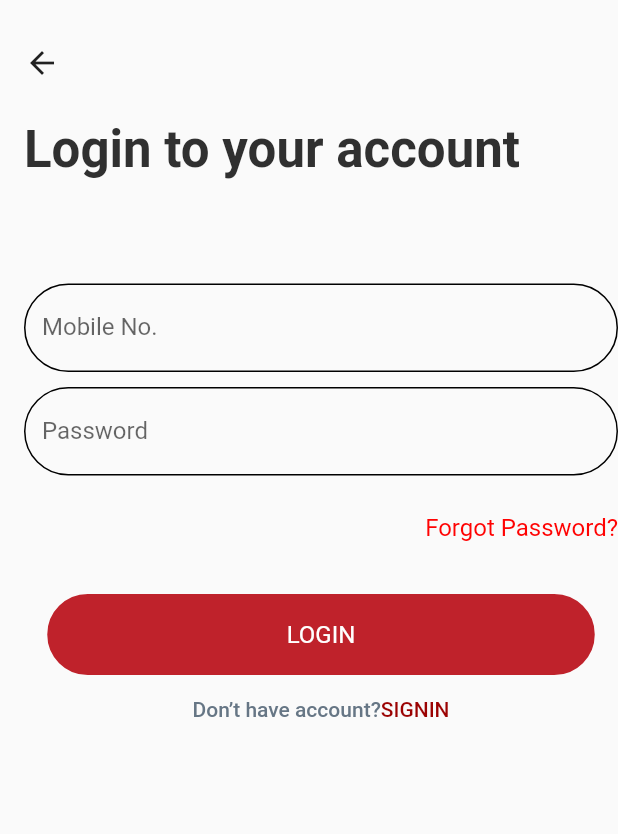
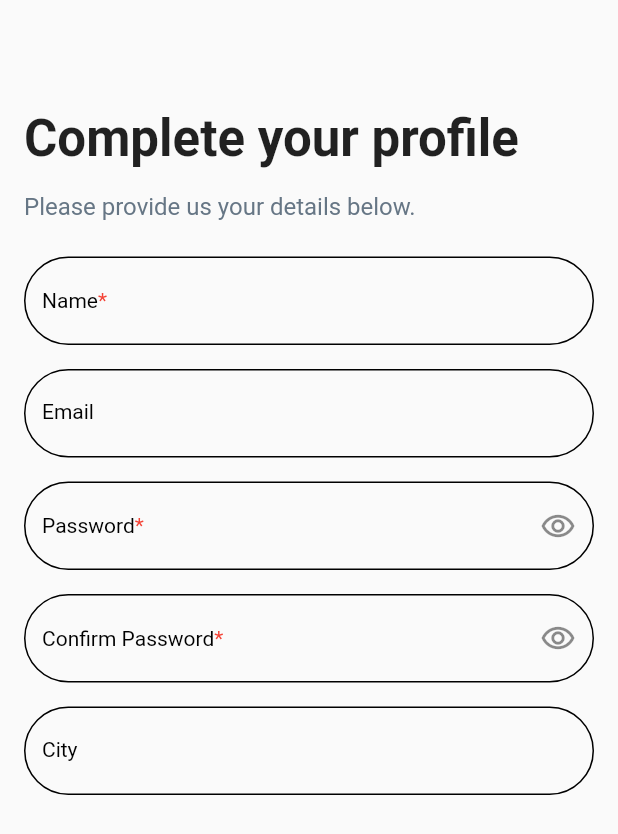
Before and after one commit to Grashey91/Blood-Donation, a Flutter app: the screen it shows after launch, on a phone screen of 412 x 824 dp. Shown: the top 834 px of the screen. Run offline on Flutter 3.47's test engine with Material 2 defaults, Android fonts, the phone set to English and light mode, and no system bars; our stand-ins replace country_code_picker, google_fonts.

Commit message:
sign up screen added

```diff
--- a/blood_donation/lib/create_account.dart
+++ b/blood_donation/lib/create_account.dart
@@ -1,3 +1,4 @@
+import 'package:country_code_picker/country_code_picker.dart';
 import 'package:flutter/material.dart';
 import 'package:flutter/src/widgets/framework.dart';
 import 'package:flutter/src/widgets/placeholder.dart';
@@ -13,7 +14,13 @@ class CreateAccount extends StatefulWidget {
 class _CreateAccountState extends State<CreateAccount> {
   @override
   Widget build(BuildContext context) {
-    return Scaffold(
+    return MaterialApp(
+      debugShowCheckedModeBanner: false,
+      supportedLocales: [Locale('en', 'US'), Locale('hi')],
+      localizationsDelegates: [
+        CountryLocalizations.delegate,
+      ],
+      home: Scaffold(
         body: Padding(
           padding: const EdgeInsets.only(left: 16),
           child: Column(
@@ -30,16 +37,16 @@ class _CreateAccountState extends State<CreateAccount> {
               ),
               Text(
                 'Create your account',
-              style:
-                  GoogleFonts.roboto(fontSize: 34, fontWeight: FontWeight.w700),
+                style: GoogleFonts.roboto(
+                    fontSize: 34, fontWeight: FontWeight.w700),
               ),
               const SizedBox(
                 height: 16,
               ),
               Text(
                 'Enter your mobile number to get started',
-              style:
-                  GoogleFonts.roboto(fontSize: 16, fontWeight: FontWeight.w400),
+                style: GoogleFonts.roboto(
+                    fontSize: 16, fontWeight: FontWeight.w400),
               ),
               const Padding(
                 padding: EdgeInsets.only(top: 45),
@@ -50,12 +57,13 @@ class _CreateAccountState extends State<CreateAccount> {
                       border: OutlineInputBorder(),
                       enabledBorder: OutlineInputBorder(),
                       focusedBorder: OutlineInputBorder(),
-                    prefixIcon: Icon(Icons.flag)),
+                      prefixIcon: CountryCodePicker(
+                        alignLeft: true,
+                        initialSelection: "IN",
+                        favorite: ['+91', 'IN'],
+                      )),
                   textAlign: TextAlign.center,
                 ),
-            ),
-            const SizedBox(
-              height: 35,
               ),
               const SizedBox(
                 height: 85,
@@ -139,6 +147,7 @@ class _CreateAccountState extends State<CreateAccount> {
             ],
           ),
         ),
+      ),
     );
   }
 }
--- a/blood_donation/lib/main.dart
+++ b/blood_donation/lib/main.dart
@@ -2,6 +2,7 @@ import 'package:blood_donation/create_account.dart';
 import 'package:blood_donation/create_account_two.dart';
 import 'package:blood_donation/forget_password.dart';
 import 'package:blood_donation/otp_verification.dart';
+import 'package:blood_donation/sign_up.dart';
 import 'package:blood_donation/splash_screen.dart';
 import 'package:flutter/material.dart';
 
@@ -16,11 +17,12 @@ class MyApp extends StatelessWidget {
   @override
   Widget build(BuildContext context) {
     return MaterialApp(
+        debugShowCheckedModeBanner: false,
         title: 'Flutter Demo',
         theme: ThemeData(
           primarySwatch: Colors.blue,
         ),
-        home: CreateAccountTwo());
+        home: SignUP());
   }
 }
 
--- /dev/null
+++ b/blood_donation/lib/sign_up.dart
@@ -0,0 +1,173 @@
+import 'package:flutter/material.dart';
+import 'package:flutter/src/widgets/framework.dart';
+import 'package:flutter/src/widgets/placeholder.dart';
+import 'package:google_fonts/google_fonts.dart';
+
+class SignUP extends StatefulWidget {
+  const SignUP({super.key});
+
+  @override
+  State<SignUP> createState() => _SignUPState();
+}
+
+class _SignUPState extends State<SignUP> {
+  @override
+  Widget build(BuildContext context) {
+    return Scaffold(
+      appBar: AppBar(
+        backgroundColor: Colors.transparent,
+        elevation: 0,
+      ),
+      body: Padding(
+        padding: const EdgeInsets.only(left: 16),
+        child: Column(
+          crossAxisAlignment: CrossAxisAlignment.start,
+          children: [
+            const SizedBox(
+              height: 16,
+            ),
+            //---------Heading Text------------------------------------------------------------------------------
+            Text(
+              'Complete your profile',
+              style:
+                  GoogleFonts.roboto(fontSize: 34, fontWeight: FontWeight.w700),
+            ),
+            const SizedBox(
+              height: 16,
+            ),
+            //----------------Subheading Text-----------------------------------------------------------------
+            Text(
+              'Please provide us your details below.',
+              style: GoogleFonts.roboto(
+                  fontSize: 16,
+                  fontWeight: FontWeight.w400,
+                  color: Color.fromRGBO(102, 118, 133, 1)),
+            ),
+            const SizedBox(
+              height: 24,
+            ),
+            Padding(
+              padding: const EdgeInsets.only(right: 16),
+              child: Column(
+                children: [
+                  //-----------Name Textfield-----------------------------------------------------------------------------------------------
+                  TextField(
+                    decoration: InputDecoration(
+                      label: RichText(
+                          text: TextSpan(
+                              text: 'Name',
+                              style: GoogleFonts.roboto(
+                                  color: Colors.black, fontSize: 14),
+                              children: <TextSpan>[
+                            TextSpan(
+                                text: '*',
+                                style: GoogleFonts.roboto(
+                                    color: Colors.red, fontSize: 14)),
+                          ])),
+                      hintText: 'Enter Your Name',
+                      border: OutlineInputBorder(
+                          borderRadius: BorderRadius.circular(45)),
+                      enabledBorder: OutlineInputBorder(
+                          borderRadius: BorderRadius.circular(45)),
+                      focusedBorder: OutlineInputBorder(
+                          borderRadius: BorderRadius.circular(45)),
+                    ),
+                  ),
+                  //-----------Email Textfield-----------------------------------------------------------------------------------------------
+                  SizedBox(
+                    height: 16,
+                  ),
+                  TextField(
+                    decoration: InputDecoration(
+                      label: Text('Email',
+                          style: GoogleFonts.roboto(
+                              color: Colors.black, fontSize: 14)),
+                      hintText: 'Enter Your Email',
+                      border: OutlineInputBorder(
+                          borderRadius: BorderRadius.circular(45)),
+                      enabledBorder: OutlineInputBorder(
+                          borderRadius: BorderRadius.circular(45)),
+                      focusedBorder: OutlineInputBorder(
+                          borderRadius: BorderRadius.circular(45)),
+                    ),
+                  ),
+                  SizedBox(
+                    height: 16,
+                  ),
+                  //-----------PAssword Textfield-----------------------------------------------------------------------------------------------
+
+                  TextField(
+                    decoration: InputDecoration(
+                        label: RichText(
+                            text: TextSpan(
+                                text: 'Password',
+                                style: GoogleFonts.roboto(
+                                    color: Colors.black, fontSize: 14),
+                                children: <TextSpan>[
+                              TextSpan(
+                                  text: '*',
+                                  style: GoogleFonts.roboto(
+                                      color: Colors.red, fontSize: 14)),
+                            ])),
+                        hintText: 'Password',
+                        border: OutlineInputBorder(
+                            borderRadius: BorderRadius.circular(45)),
+                        enabledBorder: OutlineInputBorder(
+                            borderRadius: BorderRadius.circular(45)),
+                        focusedBorder: OutlineInputBorder(
+                            borderRadius: BorderRadius.circular(45)),
+                        suffixIcon: Icon(Icons.remove_red_eye_outlined)),
+                  ),
+                  SizedBox(
+                    height: 16,
+                  ),
+                  //-----------Confirm Password Textfield-----------------------------------------------------------------------------------------------
+
+                  TextField(
+                    decoration: InputDecoration(
+                        label: RichText(
+                            text: TextSpan(
+                                text: 'Confirm Password',
+                                style: GoogleFonts.roboto(
+                                    color: Colors.black, fontSize: 14),
+                                children: <TextSpan>[
+                              TextSpan(
+                                  text: '*',
+                                  style: GoogleFonts.roboto(
+                                      color: Colors.red, fontSize: 14)),
+                            ])),
+                        hintText: 'Confirm Password',
+                        border: OutlineInputBorder(
+                            borderRadius: BorderRadius.circular(45)),
+                        enabledBorder: OutlineInputBorder(
+                            borderRadius: BorderRadius.circular(45)),
+                        focusedBorder: OutlineInputBorder(
+                            borderRadius: BorderRadius.circular(45)),
+                        suffixIcon: Icon(Icons.remove_red_eye_outlined)),
+                  ),
+                  SizedBox(height: 16),
+                  //-----------City Textfield-----------------------------------------------------------------------------------------------
+
+                  TextField(
+                    decoration: InputDecoration(
+                      label: Text('City',
+                          style: GoogleFonts.roboto(
+                              color: Colors.black, fontSize: 14)),
+                      hintText: 'Enter Your City',
+                      border: OutlineInputBorder(
+                          borderRadius: BorderRadius.circular(45)),
+                      enabledBorder: OutlineInputBorder(
+                          borderRadius: BorderRadius.circular(45)),
+                      focusedBorder: OutlineInputBorder(
+                          borderRadius: BorderRadius.circular(45)),
+                    ),
+                  ),
+                ],
+              ),
+            )
+          ],
+        ),
+      ),
+    );
+  }
+}
--- a/blood_donation/pubspec.yaml
+++ b/blood_donation/pubspec.yaml
@@ -36,6 +36,9 @@ dependencies:
   # Use with the CupertinoIcons class for iOS style icons.
   cupertino_icons: ^1.0.2
   google_fonts: ^4.0.3
+  country_code_picker: ^3.0.0
+  intl_phone_field: ^3.1.0
+  dropdown_textfield: ^1.0.8
 
 dev_dependencies:
   flutter_test:
```
Also changed, not shown: blood_donation/pubspec.lock. Lines whose indentation alone changed are shown as unchanged.
